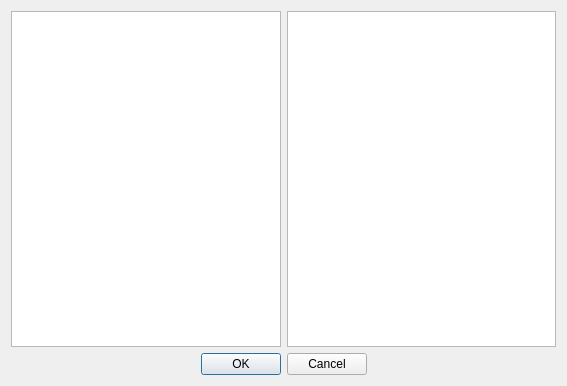
First picture: the form in gudpy/gui/widgets/ui_files/modulationExcitationDialog.ui, repository disorderedmaterials/GudPy, before the edit.
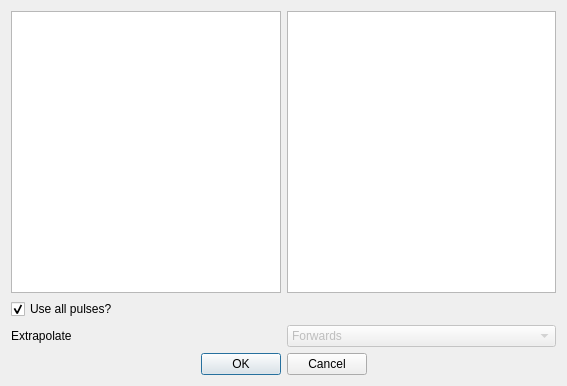
Second picture: the form after the edit. Custom widgets are drawn as their Qt base class.

Commit message: feat: more control over configuration.

The edit to the form file:
```diff
--- a/gudpy/gui/widgets/ui_files/modulationExcitationDialog.ui
+++ b/gudpy/gui/widgets/ui_files/modulationExcitationDialog.ui
@@ -24,6 +24,49 @@
      </item>
     </layout>
    </item>
+   <item>
+    <widget class="QCheckBox" name="checkBox">
+     <property name="text">
+      <string>Use all pulses?</string>
+     </property>
+     <property name="checked">
+      <bool>true</bool>
+     </property>
+    </widget>
+   </item>
+   <item>
+    <layout class="QHBoxLayout" name="horizontalLayout_2">
+     <item>
+      <widget class="QLabel" name="label">
+       <property name="text">
+        <string>Extrapolate</string>
+       </property>
+      </widget>
+     </item>
+     <item>
+      <widget class="QComboBox" name="comboBox">
+       <property name="enabled">
+        <bool>false</bool>
+       </property>
+       <item>
+        <property name="text">
+         <string>Forwards</string>
+        </property>
+       </item>
+       <item>
+        <property name="text">
+         <string>Backwards</string>
+        </property>
+       </item>
+       <item>
+        <property name="text">
+         <string>Bi-Directional</string>
+        </property>
+       </item>
+      </widget>
+     </item>
+    </layout>
+   </item>
    <item>
     <widget class="QDialogButtonBox" name="buttonBox">
      <property name="standardButtons">
```
